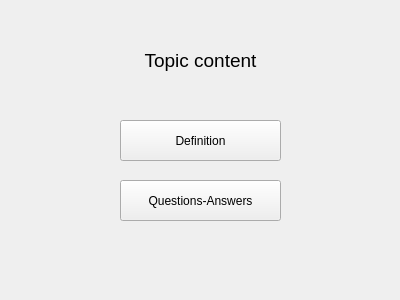
without-eyes/EasyLearner, file forms/TopicContent.ui: the form before one commit.
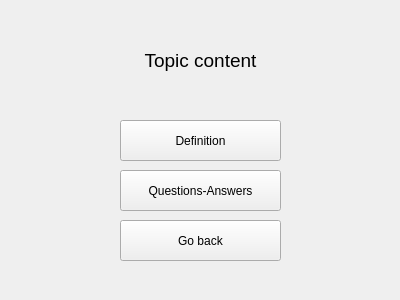
The form after the commit.

Commit message: Fixed method name in ManageTopic, added "go back" button in TopicContent scene and added functionality for button which switch from ManageTopic to TopicContent

```diff
--- a/forms/TopicContent.ui
+++ b/forms/TopicContent.ui
@@ -51,7 +51,7 @@
    <property name="geometry">
     <rect>
      <x>120</x>
-     <y>180</y>
+     <y>170</y>
      <width>161</width>
      <height>41</height>
     </rect>
@@ -60,6 +60,19 @@
     <string>Questions-Answers</string>
    </property>
   </widget>
+  <widget class="QPushButton" name="pushButton_3">
+   <property name="geometry">
+    <rect>
+     <x>120</x>
+     <y>220</y>
+     <width>161</width>
+     <height>41</height>
+    </rect>
+   </property>
+   <property name="text">
+    <string>Go back</string>
+   </property>
+  </widget>
  </widget>
  <resources/>
  <connections/>
```
The commit also changes 5 other files.
